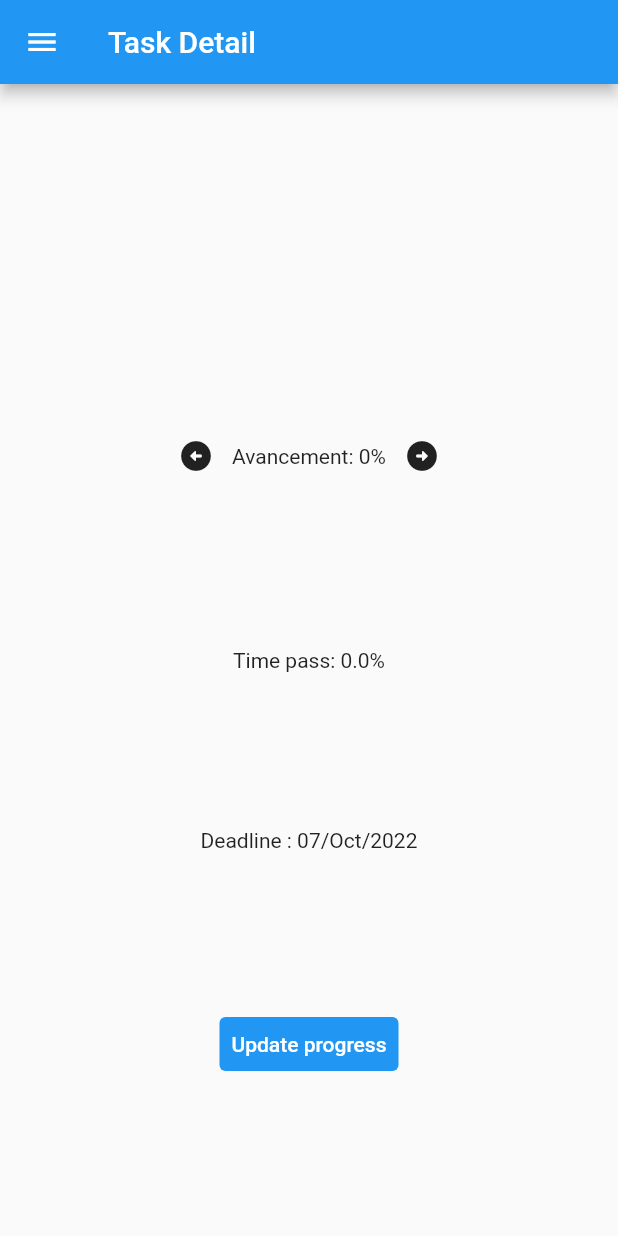
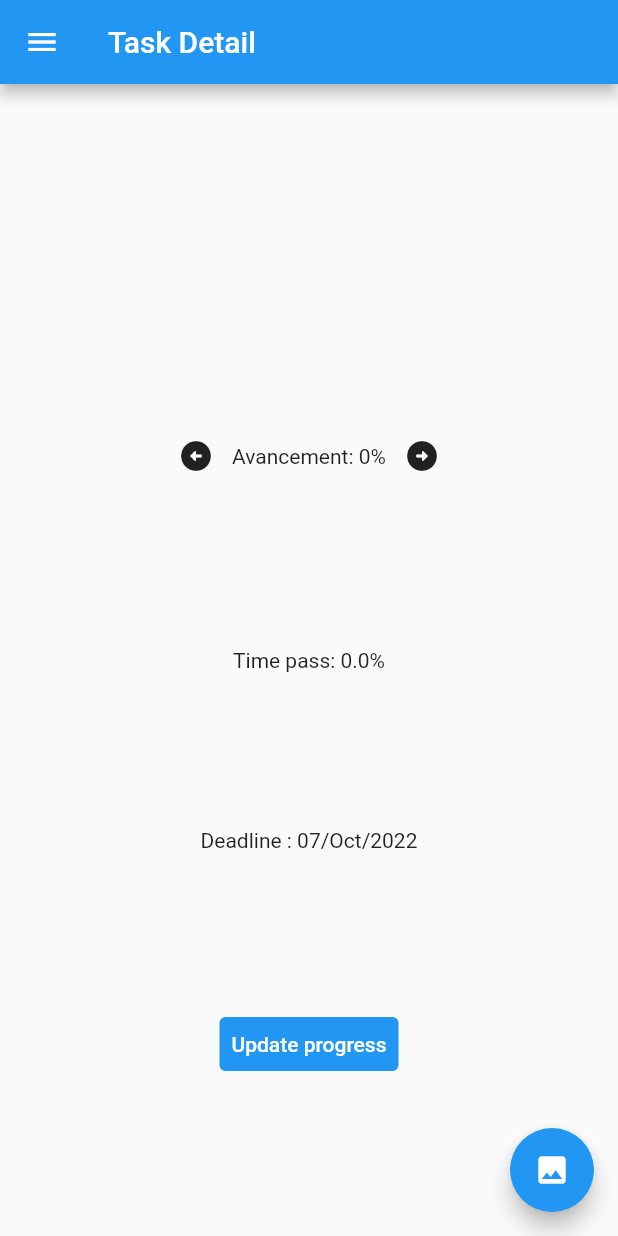
Before and after one commit to leephongtrang/A21-4205N6-KickMyFlutter-Trang, a Flutter app: the TaskDetail screen opened directly with empty values, on a phone screen of 412 x 824 dp. Run offline on Flutter 3.47's test engine with Material 2 defaults, Android fonts, the phone set to English and light mode, and no system bars; our stand-ins replace cookie_jar, dio, dio_cookie_manager, syncfusion_flutter_datepicker; missing offline and left inert: dart:ffi; network calls fail.

Commit message:
PROGRES Image
Début du travail pour ajouter les images sur le serveurs. Ajout d'un bouton pour choisir une image a envoyer.

```diff
--- a/tp_5n6/lib/taskDetail.dart
+++ b/tp_5n6/lib/taskDetail.dart
@@ -86,6 +86,13 @@ class TaskDetailPage extends State<TaskDetail>{
           ],
         ),
       ),
+      floatingActionButton: FloatingActionButton(
+        onPressed: () {
+
+        },
+        tooltip: 'Add Picture',
+        child: const Icon(Icons.image),
+      ),
       drawer: Drawer(
         // Add a ListView to the drawer. This ensures the user can scroll
         // through the options in the drawer if there isn't enough vertical
```
